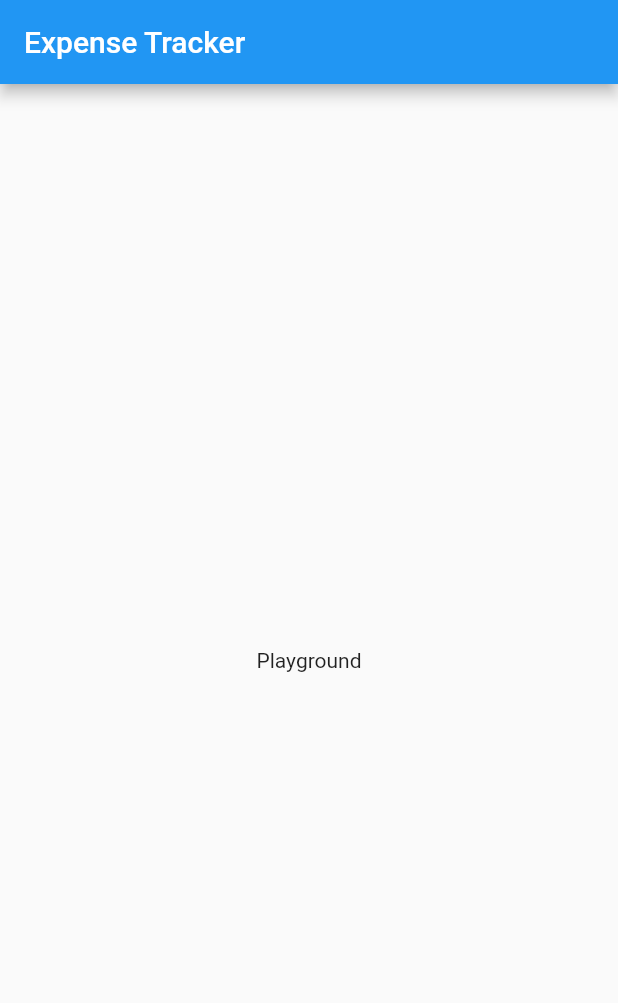
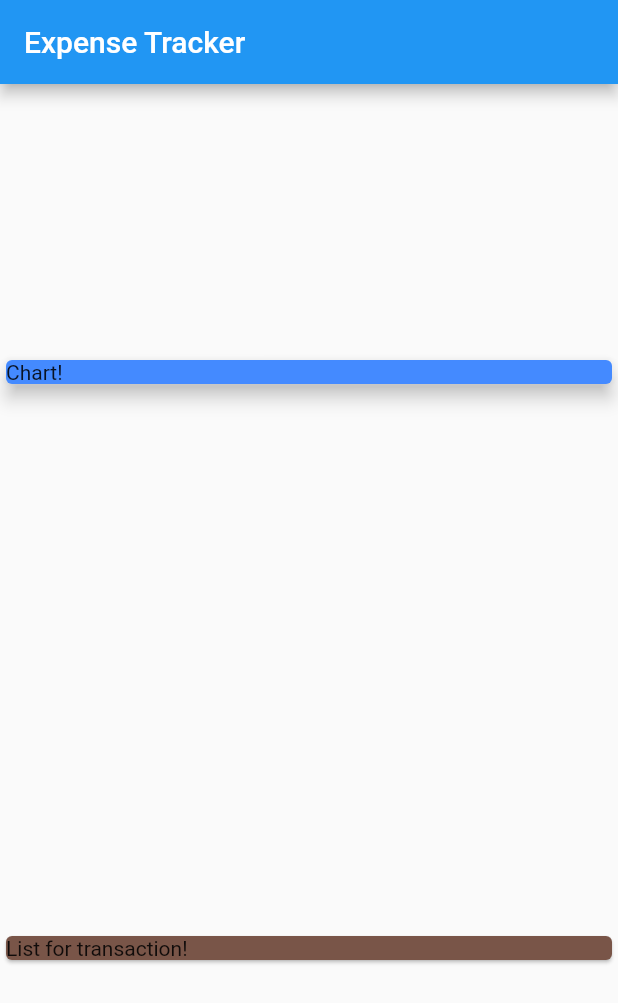
Before and after one commit to RohitIslam/Expense-Tracker, a Flutter app: the screen it shows after launch, on a phone screen of 412 x 824 dp. Shown: the top 1003 px of the screen. Run offline on Flutter 3.47's test engine with Material 2 defaults, Android fonts, the phone set to English and light mode, and no system bars.

Commit message:
Transaction class created, imported into main file and object of Transaction created

```diff
--- a/lib/main.dart
+++ b/lib/main.dart
@@ -1,4 +1,6 @@
 import 'package:flutter/material.dart';
+
+import './transaction.dart';
 
 void main() => runApp(MyApp());
 
@@ -16,6 +18,21 @@ class MyApp extends StatelessWidget {
 }
 
 class MyHomePage extends StatelessWidget {
+  final List<Transaction> transaction = [
+    Transaction(
+      id: '1',
+      title: 'Bag',
+      amount: 100,
+      date: DateTime.now(),
+    ),
+    Transaction(
+      id: '2',
+      title: 'Shoe',
+      amount: 500.30,
+      date: DateTime.now(),
+    ),
+  ];
+
   @override
   Widget build(BuildContext context) {
     return Scaffold(
@@ -24,10 +41,24 @@ class MyHomePage extends StatelessWidget {
           'Expense Tracker',
         ),
       ),
-      body: Center(
-          child: Text(
-        'Playground',
-      )),
+      body: Column(
+        mainAxisAlignment: MainAxisAlignment.spaceAround,
+        crossAxisAlignment: CrossAxisAlignment.stretch,
+        children: <Widget>[
+          Container(
+            width: double.infinity,
+            child: Card(
+              color: Colors.blueAccent,
+              child: Text('Chart!'),
+              elevation: 5,
+            ),
+          ),
+          Card(
+            color: Colors.brown,
+            child: Text('List for transaction!'),
+          ),
+        ],
+      ),
     );
   }
 }
--- /dev/null
+++ b/lib/transaction.dart
@@ -0,0 +1,14 @@
+import 'package:flutter/foundation.dart';
+
+class Transaction {
+  final String id;
+  final String title;
+  final double amount;
+  final DateTime date;
+
+  Transaction(
+      {@required this.id,
+      @required this.title,
+      @required this.amount,
+      @required this.date});
+}
```
